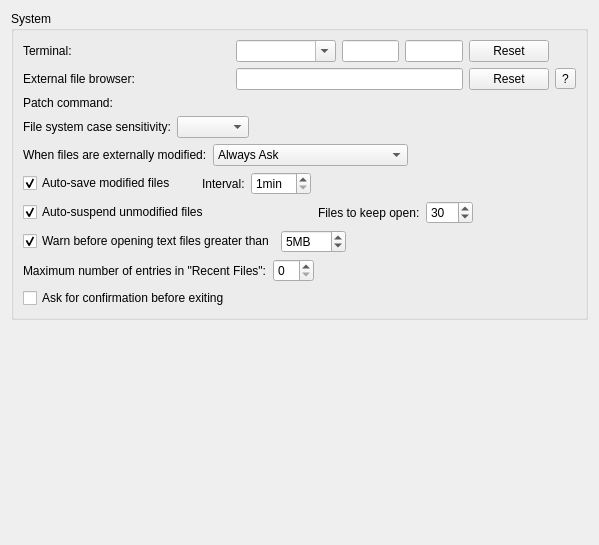
First picture: the form in src/plugins/coreplugin/systemsettings.ui, repository qt-creator/qt-creator, before the edit.
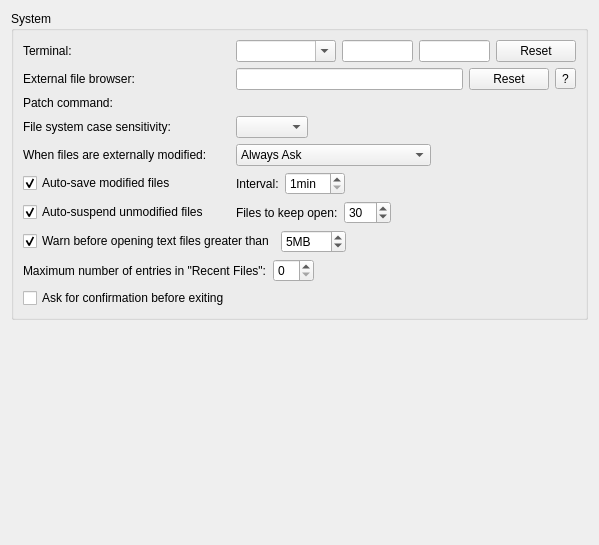
Second picture: the form after the edit. Custom widgets are drawn as their Qt base class.

Commit message:
Reduce clutter in System preferences
Vertically align some more things.

Diff of the .ui file:
```diff
--- a/src/plugins/coreplugin/systemsettings.ui
+++ b/src/plugins/coreplugin/systemsettings.ui
@@ -24,7 +24,7 @@
         </property>
        </widget>
       </item>
-      <item row="0" column="1">
+      <item row="0" column="1" colspan="2">
        <layout class="QHBoxLayout" name="horizontalLayout_8">
         <item>
          <widget class="QComboBox" name="terminalComboBox">
@@ -55,9 +55,7 @@
           </property>
          </widget>
         </item>
-       </layout>
-      </item>
-      <item row="0" column="2">
+        <item>
        <widget class="QPushButton" name="resetTerminalButton">
         <property name="toolTip">
          <string comment="Terminal">Reset to default.</string>
@@ -67,6 +65,8 @@
         </property>
        </widget>
       </item>
+       </layout>
+      </item>
       <item row="1" column="0">
        <widget class="QLabel" name="externalFileBrowserLabel">
         <property name="text">
@@ -74,10 +74,25 @@
         </property>
        </widget>
       </item>
-      <item row="1" column="1">
+      <item row="1" column="1" colspan="2">
+       <widget class="QWidget" name="externalFileBrowserWidget" native="true">
+        <layout class="QHBoxLayout" name="horizontalLayout_9">
+         <property name="leftMargin">
+          <number>0</number>
+         </property>
+         <property name="topMargin">
+          <number>0</number>
+         </property>
+         <property name="rightMargin">
+          <number>0</number>
+         </property>
+         <property name="bottomMargin">
+          <number>0</number>
+         </property>
+         <item>
        <widget class="QLineEdit" name="externalFileBrowserEdit"/>
       </item>
-      <item row="1" column="2">
+         <item>
        <widget class="QPushButton" name="resetFileBrowserButton">
         <property name="toolTip">
          <string comment="File Browser">Reset to default.</string>
@@ -87,13 +102,16 @@
         </property>
        </widget>
       </item>
-      <item row="1" column="3">
+         <item>
        <widget class="QToolButton" name="helpExternalFileBrowserButton">
         <property name="text">
          <string>?</string>
         </property>
        </widget>
       </item>
+        </layout>
+       </widget>
+      </item>
       <item row="2" column="0">
        <widget class="QLabel" name="patchCommandLabel">
         <property name="text">
@@ -104,23 +122,8 @@
       <item row="2" column="1" colspan="2">
        <widget class="Utils::PathChooser" name="patchChooser" native="true"/>
       </item>
-      <item row="3" column="0" colspan="2">
-       <widget class="QWidget" name="fileSystemCaseSensitivityWidget" native="true">
-        <layout class="QHBoxLayout" name="horizontalLayout">
-         <property name="leftMargin">
-          <number>0</number>
-         </property>
-         <property name="topMargin">
-          <number>0</number>
-         </property>
-         <property name="rightMargin">
-          <number>0</number>
-         </property>
-         <property name="bottomMargin">
-          <number>0</number>
-         </property>
-         <item>
-          <widget class="QLabel" name="label">
+      <item row="3" column="0">
+       <widget class="QLabel" name="fileSystemCaseSensitivityLabel">
            <property name="toolTip">
             <string>Influences how file names are matched to decide if they are the same.</string>
            </property>
@@ -129,17 +132,32 @@
            </property>
           </widget>
          </item>
+      <item row="3" column="1" colspan="2">
+       <widget class="QWidget" name="fileSystemCaseSensitivityWidget" native="true">
+        <layout class="QHBoxLayout" name="horizontalLayout">
+         <property name="leftMargin">
+          <number>0</number>
+         </property>
+         <property name="topMargin">
+          <number>0</number>
+         </property>
+         <property name="rightMargin">
+          <number>0</number>
+         </property>
+         <property name="bottomMargin">
+          <number>0</number>
+         </property>
          <item>
           <widget class="QComboBox" name="fileSystemCaseSensitivityChooser"/>
          </item>
          <item>
-          <spacer name="horizontalSpacer">
+          <spacer name="fileSystemCaseSensitivitySpacer">
            <property name="orientation">
             <enum>Qt::Horizontal</enum>
            </property>
            <property name="sizeHint" stdset="0">
             <size>
-             <width>40</width>
+             <width>202</width>
              <height>20</height>
             </size>
            </property>
@@ -148,15 +166,15 @@
         </layout>
        </widget>
       </item>
-      <item row="4" column="0" colspan="4">
-       <layout class="QHBoxLayout" name="horizontalLayout_2">
-        <item>
+      <item row="4" column="0">
          <widget class="QLabel" name="modifiedLabel">
           <property name="text">
            <string>When files are externally modified:</string>
           </property>
          </widget>
         </item>
+      <item row="4" column="1" colspan="2">
+       <layout class="QHBoxLayout" name="horizontalLayout_2">
         <item>
          <widget class="QComboBox" name="reloadBehavior">
           <property name="currentIndex">
@@ -194,9 +212,7 @@
         </item>
        </layout>
       </item>
-      <item row="5" column="0" colspan="3">
-       <layout class="QHBoxLayout" name="horizontalLayout_5">
-        <item>
+      <item row="5" column="0">
          <widget class="QCheckBox" name="autoSaveCheckBox">
           <property name="text">
            <string>Auto-save modified files</string>
@@ -206,22 +222,8 @@
           </property>
          </widget>
         </item>
-        <item>
-         <spacer name="horizontalSpacer_6">
-          <property name="orientation">
-           <enum>Qt::Horizontal</enum>
-          </property>
-          <property name="sizeType">
-           <enum>QSizePolicy::Fixed</enum>
-          </property>
-          <property name="sizeHint" stdset="0">
-           <size>
-            <width>20</width>
-            <height>20</height>
-           </size>
-          </property>
-         </spacer>
-        </item>
+      <item row="5" column="1" colspan="2">
+       <layout class="QHBoxLayout" name="horizontalLayout_5">
         <item>
          <widget class="QLabel" name="autoSaveIntervalLabel">
           <property name="text">
@@ -254,9 +256,7 @@
         </item>
        </layout>
       </item>
-      <item row="6" column="0" colspan="4">
-       <layout class="QHBoxLayout" name="horizontalLayout_3">
-        <item>
+      <item row="6" column="0">
          <widget class="QCheckBox" name="autoSuspendCheckBox">
           <property name="toolTip">
            <string>Automatically free resources of old documents that are not visible and not modified. They stay visible in the list of open documents.</string>
@@ -269,19 +269,8 @@
           </property>
          </widget>
         </item>
-        <item>
-         <spacer name="horizontalSpacer_7">
-          <property name="orientation">
-           <enum>Qt::Horizontal</enum>
-          </property>
-          <property name="sizeHint" stdset="0">
-           <size>
-            <width>40</width>
-            <height>20</height>
-           </size>
-          </property>
-         </spacer>
-        </item>
+      <item row="6" column="1" colspan="2">
+       <layout class="QHBoxLayout" name="horizontalLayout_3">
         <item>
          <widget class="QLabel" name="autoSuspendLabel">
           <property name="toolTip">
@@ -363,15 +352,15 @@
         </item>
        </layout>
       </item>
-      <item row="8" column="0" colspan="3">
-       <layout class="QHBoxLayout" name="horizontalLayout_6">
-        <item>
+      <item row="8" column="0" colspan="2">
          <widget class="QLabel" name="maxRecentFilesLabel">
           <property name="text">
            <string>Maximum number of entries in &quot;Recent Files&quot;:</string>
           </property>
          </widget>
         </item>
+      <item row="8" column="2">
+       <layout class="QHBoxLayout" name="horizontalLayout_6">
         <item>
          <widget class="QSpinBox" name="maxRecentFilesSpinBox"/>
         </item>
```
Left out of the diff: 1 changed line with no effect on the pictures. Lines whose indentation alone changed are shown as unchanged. The commit also changes 1 other file.
